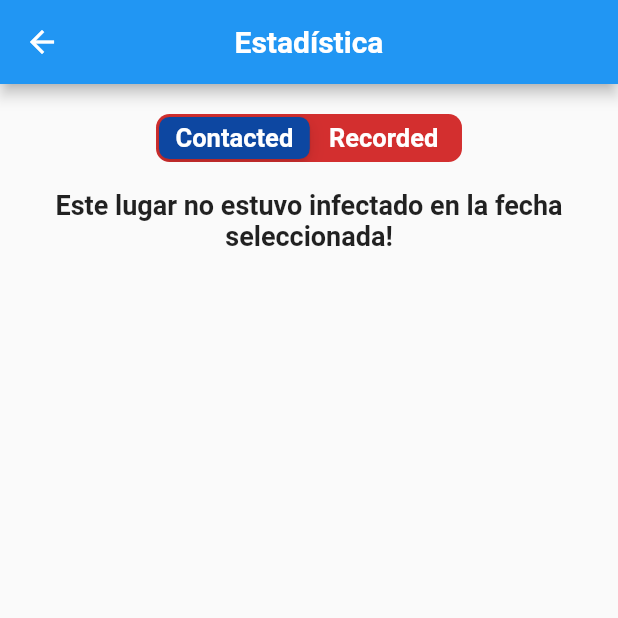
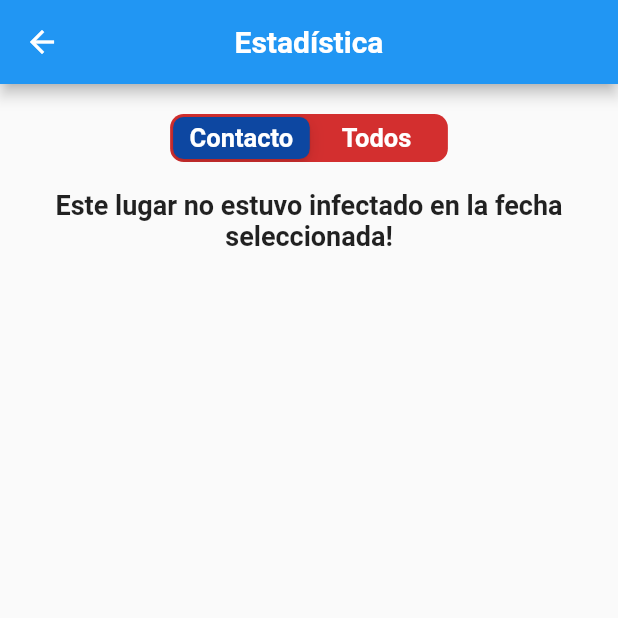
Before and after one commit to dnadawa/Covid-Alert-Pro, a Flutter app: the Statics screen opened directly, on a phone screen of 412 x 824 dp, the top half of it. Run offline on Flutter 3.47's test engine with Material 2 defaults, Android fonts, the phone set to English and light mode, and no system bars; our stand-ins replace cloud_firestore, fluttertoast, geolocator, google_maps_flutter, shared_preferences; accounts and stored records are empty.

Commit message:
minor changes

```diff
--- a/lib/statics.dart
+++ b/lib/statics.dart
@@ -91,8 +91,8 @@ class _StaticsState extends State<Statics> {
           SizedBox(height: 20,),
           CupertinoSlidingSegmentedControl(
             children: {
-              0: Text('Contacted',style: TextStyle(fontWeight: FontWeight.bold,fontSize: 17,color: Colors.white),),
-              1: Text('Recorded',style: TextStyle(fontWeight: FontWeight.bold,fontSize: 17,color: Colors.white),),
+              0: Text(language=='English'?'Contacted':'Contacto',style: TextStyle(fontWeight: FontWeight.bold,fontSize: 17,color: Colors.white),),
+              1: Text(language=='English'?'Recorded':'Todos',style: TextStyle(fontWeight: FontWeight.bold,fontSize: 17,color: Colors.white),),
             },
             onValueChanged: (value) {
               setState(() {
```
